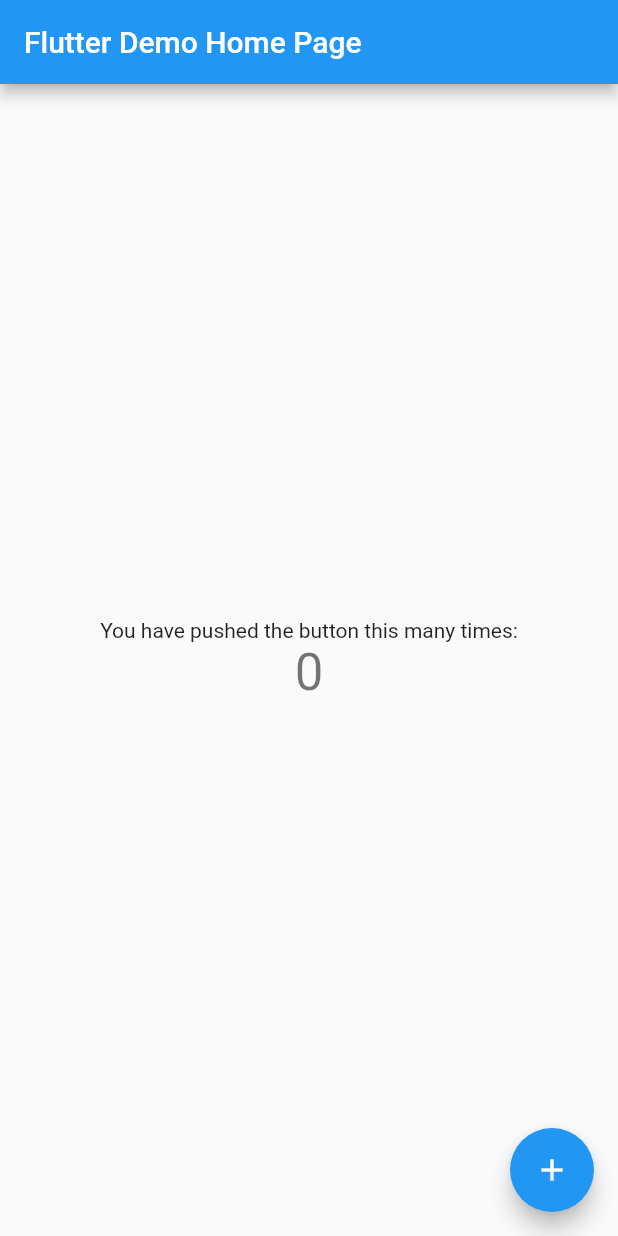
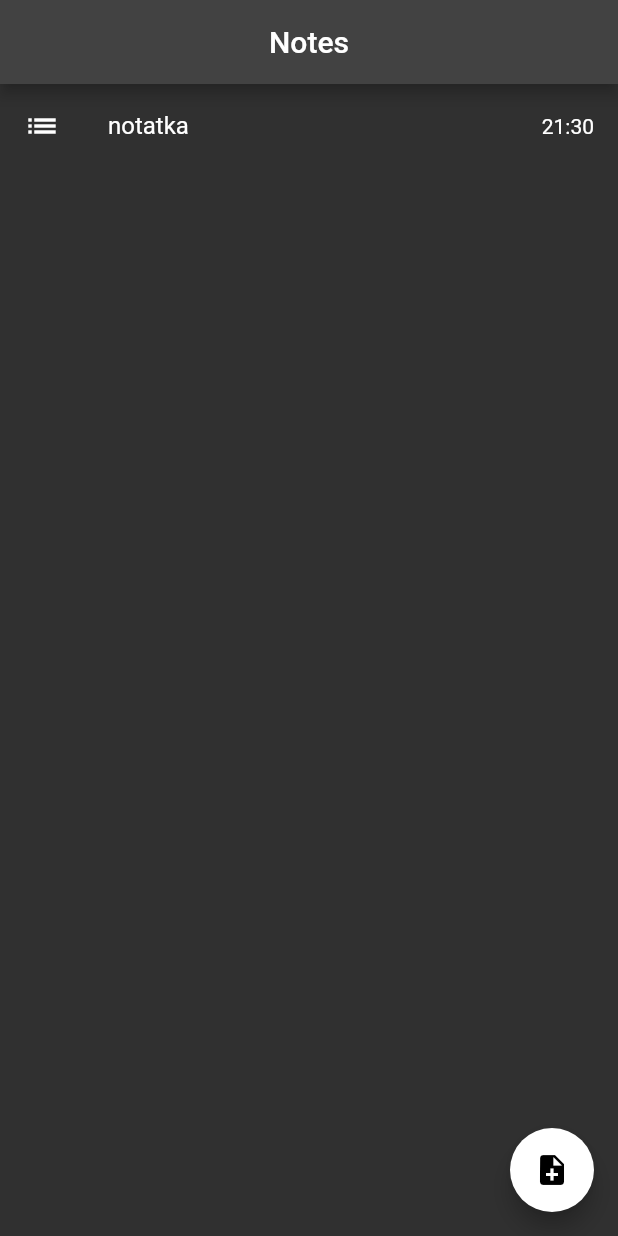
Before and after one commit to Gregikkps/notes, a Flutter app: the screen it shows after launch, on a phone screen of 412 x 824 dp. Run offline on Flutter 3.47's test engine with Material 2 defaults, Android fonts, the phone set to English and light mode, and no system bars.

Commit message:
Notes init

```diff
--- a/notes_app/lib/main.dart
+++ b/notes_app/lib/main.dart
@@ -1,4 +1,5 @@
 import 'package:flutter/material.dart';
+import 'package:notes_app/screens/note_list.dart';
 
 void main() {
   runApp(const MyApp());
@@ -11,105 +12,16 @@ class MyApp extends StatelessWidget {
   @override
   Widget build(BuildContext context) {
     return MaterialApp(
-      title: 'Flutter Demo',
+      debugShowCheckedModeBanner: false,
+      title: 'Flutter Notes',
       theme: ThemeData(
-        // This is the theme of your application.
-        //
-        // Try running your application with "flutter run". You'll see the
-        // application has a blue toolbar. Then, without quitting the app, try
-        // changing the primarySwatch below to Colors.green and then invoke
-        // "hot reload" (press "r" in the console where you ran "flutter run",
-        // or simply save your changes to "hot reload" in a Flutter IDE).
-        // Notice that the counter didn't reset back to zero; the application
-        // is not restarted.
-        primarySwatch: Colors.blue,
+        brightness: Brightness.dark,
+        floatingActionButtonTheme: const FloatingActionButtonThemeData(
+          foregroundColor: Colors.black,
+          backgroundColor: Colors.white,
+        ),
       ),
-      home: const MyHomePage(title: 'Flutter Demo Home Page'),
+      home: const NotesPage(title: 'Notes'),
     );
   }
 }
-
-class MyHomePage extends StatefulWidget {
-  const MyHomePage({super.key, required this.title});
-
-  // This widget is the home page of your application. It is stateful, meaning
-  // that it has a State object (defined below) that contains fields that affect
-  // how it looks.
-
-  // This class is the configuration for the state. It holds the values (in this
-  // case the title) provided by the parent (in this case the App widget) and
-  // used by the build method of the State. Fields in a Widget subclass are
-  // always marked "final".
-
-  final String title;
-
-  @override
-  State<MyHomePage> createState() => _MyHomePageState();
-}
-
-class _MyHomePageState extends State<MyHomePage> {
-  int _counter = 0;
-
-  void _incrementCounter() {
-    setState(() {
-      // This call to setState tells the Flutter framework that something has
-      // changed in this State, which causes it to rerun the build method below
-      // so that the display can reflect the updated values. If we changed
-      // _counter without calling setState(), then the build method would not be
-      // called again, and so nothing would appear to happen.
-      _counter++;
-    });
-  }
-
-  @override
-  Widget build(BuildContext context) {
-    // This method is rerun every time setState is called, for instance as done
-    // by the _incrementCounter method above.
-    //
-    // The Flutter framework has been optimized to make rerunning build methods
-    // fast, so that you can just rebuild anything that needs updating rather
-    // than having to individually change instances of widgets.
-    return Scaffold(
-      appBar: AppBar(
-        // Here we take the value from the MyHomePage object that was created by
-        // the App.build method, and use it to set our appbar title.
-        title: Text(widget.title),
-      ),
-      body: Center(
-        // Center is a layout widget. It takes a single child and positions it
-        // in the middle of the parent.
-        child: Column(
-          // Column is also a layout widget. It takes a list of children and
-          // arranges them vertically. By default, it sizes itself to fit its
-          // children horizontally, and tries to be as tall as its parent.
-          //
-          // Invoke "debug painting" (press "p" in the console, choose the
-          // "Toggle Debug Paint" action from the Flutter Inspector in Android
-          // Studio, or the "Toggle Debug Paint" command in Visual Studio Code)
-          // to see the wireframe for each widget.
-          //
-          // Column has various properties to control how it sizes itself and
-          // how it positions its children. Here we use mainAxisAlignment to
-          // center the children vertically; the main axis here is the vertical
-          // axis because Columns are vertical (the cross axis would be
-          // horizontal).
-          mainAxisAlignment: MainAxisAlignment.center,
-          children: <Widget>[
-            const Text(
-              'You have pushed the button this many times:',
-            ),
-            Text(
-              '$_counter',
-              style: Theme.of(context).textTheme.headline4,
-            ),
-          ],
-        ),
-      ),
-      floatingActionButton: FloatingActionButton(
-        onPressed: _incrementCounter,
-        tooltip: 'Increment',
-        child: const Icon(Icons.add),
-      ), // This trailing comma makes auto-formatting nicer for build methods.
-    );
-  }
-}
--- /dev/null
+++ b/notes_app/lib/screens/note_list.dart
@@ -0,0 +1,75 @@
+import 'package:flutter/material.dart';
+import 'package:notes_app/screens/add_note.dart';
+import 'package:notes_app/utils/note.dart';
+
+class NotesPage extends StatefulWidget {
+  const NotesPage({super.key, required this.title});
+
+  final String title;
+
+  @override
+  State<NotesPage> createState() => _NotesPage();
+}
+
+class _NotesPage extends State<NotesPage> {
+  List<Note> vibeItems = [Note(note: "notatka", date: "21:30")];
+
+  @override
+  Widget build(BuildContext context) {
+    return Scaffold(
+      appBar: AppBar(
+        title: Text(widget.title),
+        centerTitle: true,
+      ),
+      floatingActionButton: FloatingActionButton(
+        onPressed: () {
+          Navigator.push(
+            context,
+            MaterialPageRoute(
+              builder: (context) => const AddNoteScreen(
+                title: 'Add note',
+              ),
+            ),
+          );
+        },
+        tooltip: 'Add note',
+        child: const Icon(Icons.note_add),
+      ),
+      body: ListView.builder(
+          shrinkWrap: true,
+          itemCount: vibeItems.length,
+          itemBuilder: (BuildContext context, int index) {
+            return ListTile(
+              leading: const Icon(Icons.list),
+              trailing: Text(
+                vibeItems[index].date,
+              ),
+              title: Text(
+                vibeItems[index].note,
+              ),
+            );
+          }),
+      // body: ListView.builder(
+      //   physics: const ScrollPhysics(),
+      //   shrinkWrap: true,
+      //   itemCount: vibeItems.length,
+      //   itemBuilder: (BuildContext context, int index) {
+      //     return Container(
+      //       color: Colors.white10,
+      //       margin: const EdgeInsets.all(10),
+      //       padding: const EdgeInsets.all(15),
+      //       alignment: Alignment.center,
+      //       child: Text(
+      //         overflow: TextOverflow.visible,
+      //         vibeItems[index],
+      //         style: const TextStyle(
+      //           color: Colors.white,
+      //           fontSize: 22,
+      //         ),
+      //       ),
+      //     );
+      //   },
+      // ),
+    );
+  }
+}
--- /dev/null
+++ b/notes_app/lib/utils/note.dart
@@ -0,0 +1,9 @@
+class Note {
+  final String note;
+  final String date;
+
+  Note({
+    required this.note,
+    required this.date,
+  });
+}
```
Also changed, not shown: notes_app/lib/components/state_button.dart (added, +18 -0 lines), notes_app/lib/screens/add_note.dart (added, +22 -0 lines).
